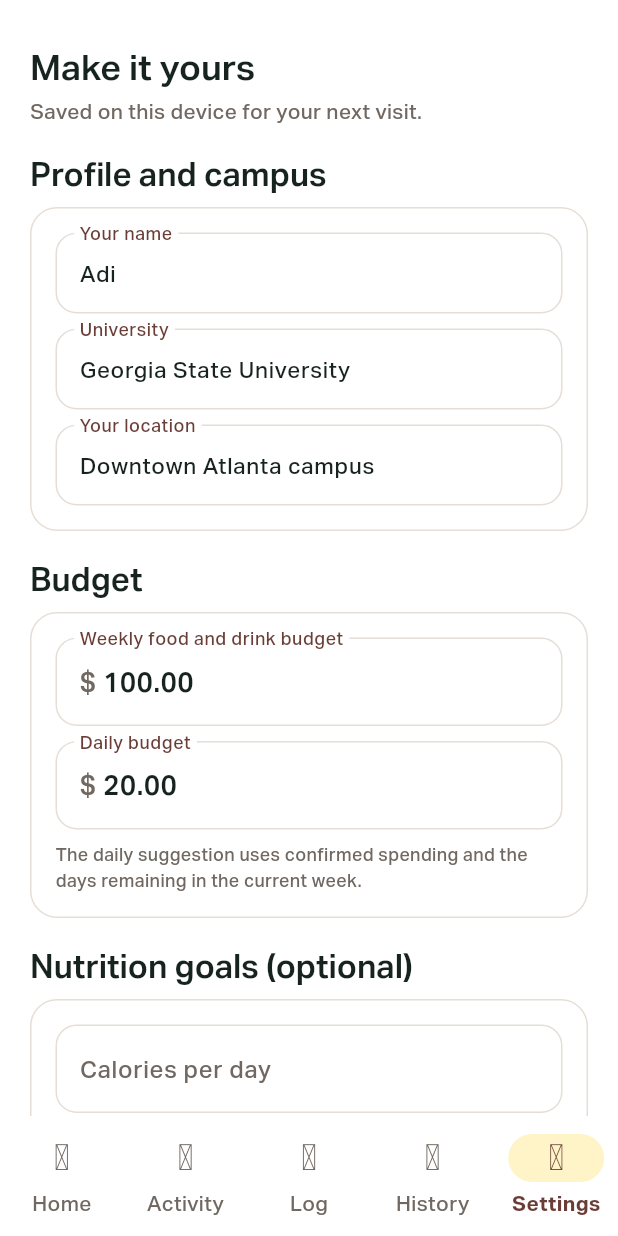
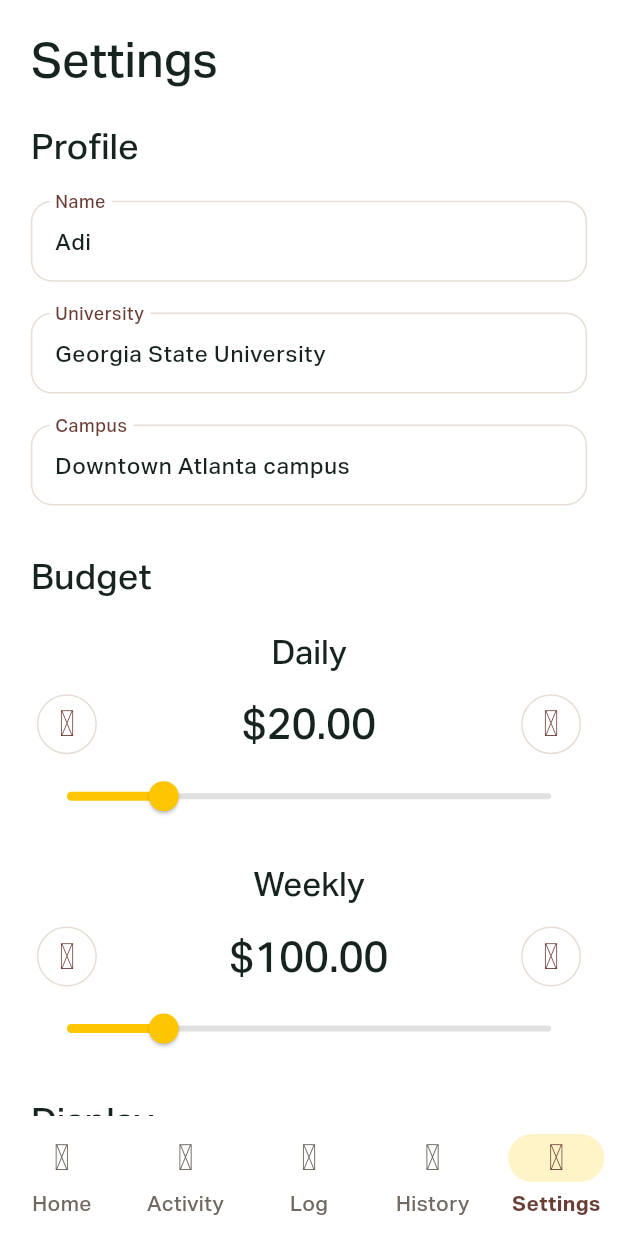
Before and after one commit to aditauqir/project-one-budgetBites, a Flutter app: the screen it shows after launch, item 5 of the bottom bar chosen, on a phone screen of 412 x 824 dp. Run offline on Flutter 3.47's test engine with Material 3 defaults, Android fonts, the phone set to English and light mode, and no system bars; our stand-ins replace flutter_svg, shared_preferences, sqflite; accounts and stored records are empty.

Commit message:
cleaning up settings page with budget sliders and a saved display option

```diff
--- a/lib/data/preferences_store.dart
+++ b/lib/data/preferences_store.dart
@@ -38,6 +38,8 @@ class PreferencesStore {
           ]
         : normalizedPlaces!;
     return AppSettings(
+      compactSavedItems:
+          await _preferences.getBool('display.compactSavedItems') ?? false,
       name: await _preferences.getString('profile.name') ?? 'Adi',
       university:
           await _preferences.getString('profile.university') ??
@@ -59,6 +61,11 @@ class PreferencesStore {
   }
 
   Future<void> save(AppSettings settings) async {
+    // keep the list choice for next time too.
+    await _preferences.setBool(
+      'display.compactSavedItems',
+      settings.compactSavedItems,
+    );
     await _preferences.setString('profile.name', settings.name);
     await _preferences.setString('profile.university', settings.university);
     await _preferences.setInt('budget.weeklyCents', settings.weeklyBudgetCents);
--- a/lib/models.dart
+++ b/lib/models.dart
@@ -132,6 +132,7 @@ class PurchaseEntry {
 
 class AppSettings {
   const AppSettings({
+    this.compactSavedItems = false,
     this.name = 'Adi',
     this.university = 'Georgia State University',
     this.weeklyBudgetCents = 10000,
@@ -151,6 +152,7 @@ class AppSettings {
   });
 
   final String name;
+  final bool compactSavedItems;
   final String university;
   final int weeklyBudgetCents;
   final int dailyBudgetCents;
@@ -164,6 +166,7 @@ class AppSettings {
 
   AppSettings copyWith({
     String? name,
+    bool? compactSavedItems,
     String? university,
     int? weeklyBudgetCents,
     int? dailyBudgetCents,
@@ -177,6 +180,7 @@ class AppSettings {
   }) {
     return AppSettings(
       name: name ?? this.name,
+      compactSavedItems: compactSavedItems ?? this.compactSavedItems,
       university: university ?? this.university,
       weeklyBudgetCents: weeklyBudgetCents ?? this.weeklyBudgetCents,
       dailyBudgetCents: dailyBudgetCents ?? this.dailyBudgetCents,
--- a/lib/screens/settings_screen.dart
+++ b/lib/screens/settings_screen.dart
@@ -19,14 +19,10 @@ class _SettingsScreenState extends State<SettingsScreen> {
   late final TextEditingController _university;
   late final TextEditingController _weekly;
   late final TextEditingController _daily;
-  late final TextEditingController _calories;
-  late final TextEditingController _carbs;
-  late final TextEditingController _protein;
-  late final TextEditingController _fat;
   late final TextEditingController _location;
   late final TextEditingController _place;
   late List<String> _favorites;
-  late bool _notifications;
+  late bool _compactItems;
   bool _saving = false;
   String? _message;
 
@@ -42,20 +38,10 @@ class _SettingsScreenState extends State<SettingsScreen> {
     _daily = TextEditingController(
       text: _moneyInput(settings.dailyBudgetCents),
     );
-    _calories = TextEditingController(
-      text: settings.calorieGoal?.toString() ?? '',
-    );
-    _carbs = TextEditingController(
-      text: settings.carbGoalGrams?.toString() ?? '',
-    );
-    _protein = TextEditingController(
-      text: settings.proteinGoalGrams?.toString() ?? '',
-    );
-    _fat = TextEditingController(text: settings.fatGoalGrams?.toString() ?? '');
     _location = TextEditingController(text: settings.location);
     _place = TextEditingController();
     _favorites = List.of(settings.favoritePlaces);
-    _notifications = settings.notificationsEnabled;
+    _compactItems = settings.compactSavedItems;
   }
 
   String _moneyInput(int cents) =>
@@ -68,10 +54,6 @@ class _SettingsScreenState extends State<SettingsScreen> {
       _university,
       _weekly,
       _daily,
-      _calories,
-      _carbs,
-      _protein,
-      _fat,
       _location,
       _place,
     ]) {
@@ -80,244 +62,192 @@ class _SettingsScreenState extends State<SettingsScreen> {
     super.dispose();
   }
 
+  // just a plain list here, no boxes around each section.
   @override
-  Widget build(BuildContext context) => Form(
+  Widget build(BuildContext context) {
+    final theme = Theme.of(context);
+    final gap = (MediaQuery.sizeOf(context).width * .05).clamp(16.0, 28.0);
+    return Form(
       key: _formKey,
       child: ListView(
-      padding: const EdgeInsets.fromLTRB(20, 28, 20, 28),
+        padding: EdgeInsets.all(gap),
         children: [
-        Text(
-          'Make it yours',
-          style: Theme.of(context).textTheme.headlineSmall
-              ?.copyWith(color: appInk, fontWeight: appHeadingWeight),
+          Text('Settings', style: theme.textTheme.headlineLarge),
+          SizedBox(height: gap),
+          Text('Profile', style: theme.textTheme.headlineSmall),
+          SizedBox(height: gap),
+          _textField(_name, 'Name'),
+          SizedBox(height: gap),
+          _textField(_university, 'University'),
+          SizedBox(height: gap),
+          _textField(_location, 'Campus'),
+          SizedBox(height: gap * 1.5),
+          Text('Budget', style: theme.textTheme.headlineSmall),
+          SizedBox(height: gap),
+          _budgetControl('Daily', _daily, 10000, gap),
+          SizedBox(height: gap),
+          _budgetControl('Weekly', _weekly, 50000, gap),
+          SizedBox(height: gap),
+          Text('Display', style: theme.textTheme.headlineSmall),
+          SwitchListTile(
+            contentPadding: EdgeInsets.zero,
+            title: const Text('Compact saved items'),
+            subtitle: const Text('Use less space in the list below.'),
+            value: _compactItems,
+            onChanged: (value) => setState(() => _compactItems = value),
           ),
-        const SizedBox(height: 4),
-        const Text(
-          'Saved on this device for your next visit.',
-          style: TextStyle(color: appMuted),
-        ),
-        const SizedBox(height: 18),
-        const SectionHeading('Profile and campus'),
-        const SizedBox(height: 8),
-        AppCard(
-          child: Column(
-            children: [
-              _textField(_name, 'Your name'),
-              const SizedBox(height: 10),
-              _textField(_university, 'University'),
-              const SizedBox(height: 10),
-              _textField(
-                _location,
-                'Your location',
-                hint: 'Type a campus or neighborhood',
-              ),
-            ],
-          ),
-        ),
-        const SizedBox(height: 18),
-        const SectionHeading('Budget'),
-        const SizedBox(height: 8),
-        AppCard(
-          child: Column(
-            children: [
-              _textField(_weekly, 'Weekly food and drink budget', money: true),
-              const SizedBox(height: 10),
-              _textField(_daily, 'Daily budget', money: true),
-              const SizedBox(height: 8),
-              const Text(
-                'The daily suggestion uses confirmed spending and the days remaining in the current week.',
-                style: TextStyle(color: appMuted, fontSize: 12),
-              ),
-            ],
-          ),
-        ),
-        const SizedBox(height: 18),
-        const SectionHeading('Nutrition goals (optional)'),
-        const SizedBox(height: 8),
-        AppCard(
-          child: Column(
-            crossAxisAlignment: CrossAxisAlignment.start,
-            children: [
-              _textField(_calories, 'Calories per day', integer: true),
-              const SizedBox(height: 10),
-              Row(
-                children: [
-                  Expanded(
-                    child: _textField(_carbs, 'Carbs · g', integer: true),
-                  ),
-                  const SizedBox(width: 8),
-                  Expanded(
-                    child: _textField(_protein, 'Protein · g', integer: true),
-                  ),
-                ],
-              ),
-              const SizedBox(height: 10),
-              _textField(_fat, 'Fat · g', integer: true),
-              const SizedBox(height: 8),
-              const Text(
-                'Nutrition progress stays uncounted until the item has nutrition data. Budget Bites does not guess it from the name or price.',
-                style: TextStyle(color: appMuted, fontSize: 12),
-              ),
-            ],
-          ),
-        ),
-        const SizedBox(height: 18),
-        const SectionHeading('Favorite places'),
-        const SizedBox(height: 8),
-        AppCard(
-          child: Column(
-            crossAxisAlignment: CrossAxisAlignment.start,
-            children: [
-              if (_favorites.isEmpty)
-                const Text(
-                  'No places saved yet.',
-                  style: TextStyle(color: appMuted),
-                ),
+          SizedBox(height: gap),
+          Text('Favorite places', style: theme.textTheme.headlineSmall),
+          SizedBox(height: gap / 2),
+          if (_favorites.isEmpty) const Text('No places saved yet.'),
           Wrap(
-                spacing: 8,
-                runSpacing: 8,
+            spacing: gap / 2,
             children: _favorites
                 .map(
                   (place) => InputChip(
                     label: Text(place),
-                        onDeleted: () =>
-                            setState(() => _favorites.remove(place)),
+                    onDeleted: () => setState(() => _favorites.remove(place)),
                   ),
                 )
                 .toList(),
           ),
-              const SizedBox(height: 6),
           Row(
             children: [
               Expanded(
                 child: TextField(
                   controller: _place,
-                      textCapitalization: TextCapitalization.words,
-                      decoration: const InputDecoration(
-                        hintText: 'Add a place',
+                  decoration: const InputDecoration(labelText: 'Add a place'),
+                  onSubmitted: (_) => _addPlace(),
                 ),
               ),
-                  ),
-                  const SizedBox(width: 8),
-                  IconButton.filledTonal(
+              IconButton(
                 onPressed: _addPlace,
                 icon: const Icon(AppIcons.add),
                 tooltip: 'Add favorite place',
               ),
             ],
           ),
-            ],
-          ),
-        ),
-        const SizedBox(height: 18),
-        const SectionHeading('Notifications'),
-        const SizedBox(height: 8),
-        AppCard(
-          child: SwitchListTile.adaptive(
-            contentPadding: EdgeInsets.zero,
-            title: const Text(
-              'Enable reminders',
-              style: TextStyle(fontWeight: FontWeight.w700),
-            ),
-            subtitle: const Text(
-              'Saves your preference. Reminder scheduling is not connected in this first build.',
-              style: TextStyle(color: appMuted, fontSize: 12),
-            ),
-            value: _notifications,
-            onChanged: (value) => setState(() => _notifications = value),
-          ),
-        ),
-        const SizedBox(height: 18),
+          SizedBox(height: gap),
           SectionHeading(
-          'Items',
-          trailing: FilledButton.tonalIcon(
+            'Saved items',
+            trailing: TextButton.icon(
               onPressed: () => showFoodEditor(context, widget.controller),
-            icon: const Icon(AppIcons.add, size: 18),
+              icon: const Icon(AppIcons.add),
               label: const Text('Add item'),
             ),
           ),
-        const SizedBox(height: 8),
           if (widget.controller.foodItems.isEmpty)
-          AppCard(
-            child: EmptyMessage(
-              title: 'No saved items',
-              detail: 'Saved items can be reused from Existing or Menu in Log.',
-            ),
-          )
+            const Text('No saved items yet.')
           else
             ...widget.controller.foodItems.map(
-            (item) => Padding(
-              padding: const EdgeInsets.only(bottom: 8),
-              child: AppCard(
-                padding: const EdgeInsets.symmetric(
-                  horizontal: 12,
-                  vertical: 8,
+              (item) => ListTile(
+                contentPadding: EdgeInsets.zero,
+                dense: _compactItems,
+                title: Text(item.name),
+                subtitle: Text(
+                  '${item.store} · ${formatMoney(item.lastPriceCents)}',
                 ),
-                child: Row(
+                onLongPress: () =>
+                    showFoodEditor(context, widget.controller, item: item),
+                trailing: Row(
+                  mainAxisSize: MainAxisSize.min,
                   children: [
-                    const Icon(AppIcons.bookmark, color: appIconColor),
-                    const SizedBox(width: 9),
-                    Expanded(
-                      child: Column(
-                        crossAxisAlignment: CrossAxisAlignment.start,
-                        children: [
-                          Text(
-                            item.name,
-                            style: const TextStyle(
-                              fontWeight: appEmphasisWeight,
-                              color: appInk,
-                            ),
-                          ),
-                          Text(
-                            '${item.store} · ${item.category} · ${formatMoney(item.lastPriceCents)}',
-                            style: const TextStyle(
-                              color: appMuted,
-                              fontSize: 12,
-                            ),
-                          ),
-                        ],
-                      ),
-                    ),
                     IconButton(
+                      icon: const Icon(AppIcons.edit),
+                      tooltip: 'Edit item',
                       onPressed: () => showFoodEditor(
                         context,
                         widget.controller,
                         item: item,
                       ),
-                      icon: const Icon(AppIcons.edit),
-                      tooltip: 'Edit item',
                     ),
                     IconButton(
-                      onPressed: () => _deleteItem(context, item),
                       icon: const Icon(AppIcons.delete),
                       tooltip: 'Delete item',
+                      onPressed: () => _deleteItem(context, item),
                     ),
                   ],
                 ),
               ),
             ),
-          ),
           if (_message != null) ...[
-          const SizedBox(height: 8),
-          Text(
+            SizedBox(height: gap),
+            Semantics(
+              liveRegion: true,
+              child: Text(
                 _message!,
                 style: TextStyle(
                   color: _message!.startsWith('Saved') ? appSuccess : appError,
                 ),
               ),
+            ),
           ],
-        const SizedBox(height: 16),
-        SizedBox(
-          height: 52,
-          child: FilledButton.icon(
+          SizedBox(height: gap),
+          FilledButton.icon(
             onPressed: _saving ? null : _save,
             icon: const Icon(AppIcons.save),
             label: Text(_saving ? 'Saving...' : 'Save settings'),
           ),
+        ],
+      ),
+    );
+  }
+
+  Widget _budgetControl(
+    String label,
+    TextEditingController field,
+    int limit,
+    double gap,
+  ) {
+    final cents = parseMoneyToCents(field.text) ?? 0;
+    // keep big old budgets too, the slider should not cut them off.
+    final maxCents = cents > limit ? cents : limit;
+    void update(int value) => setState(() => field.text = _moneyInput(value));
+    return Column(
+      children: [
+        Text(label, style: Theme.of(context).textTheme.titleLarge),
+        SizedBox(height: gap / 2),
+        Row(
+          children: [
+            IconButton.outlined(
+              onPressed: cents >= 100 ? () => update(cents - 100) : null,
+              tooltip: 'Reduce $label budget by one dollar',
+              icon: const Icon(AppIcons.removeCircle),
+            ),
+            Expanded(
+              child: Text(
+                formatMoney(cents),
+                textAlign: TextAlign.center,
+                style: Theme.of(context).textTheme.headlineMedium,
+              ),
+            ),
+            IconButton.outlined(
+              onPressed: () => update(cents + 100),
+              tooltip: 'Increase $label budget by one dollar',
+              icon: const Icon(AppIcons.addCircle),
             ),
           ],
         ),
+        // yellow up to the circle, gray after it.
+        SliderTheme(
+          data: SliderTheme.of(context).copyWith(
+            activeTrackColor: appPrimary,
+            inactiveTrackColor: Colors.grey.shade300,
+            thumbColor: appPrimary,
+          ),
+          child: Slider(
+            value: cents.toDouble(),
+            min: 0,
+            max: maxCents.toDouble(),
+            label: formatMoney(cents),
+            semanticFormatterCallback: (value) =>
+                '$label budget ${formatMoney(value.round())}',
+            onChanged: (value) => update(value.round()),
+          ),
+        ),
+      ],
     );
+  }
 
   Widget _textField(
     TextEditingController controller,
@@ -367,24 +297,21 @@ class _SettingsScreenState extends State<SettingsScreen> {
   }
 
   Future<void> _save() async {
-    if (!_formKey.currentState!.validate()) return;
+    // dont save twice while the first write is still going.
+    if (_saving || !_formKey.currentState!.validate()) return;
     setState(() {
       _saving = true;
       _message = null;
     });
     try {
-      final settings = AppSettings(
+      final settings = widget.controller.settings.copyWith(
         name: _name.text.trim(),
         university: _university.text.trim(),
         weeklyBudgetCents: parseMoneyToCents(_weekly.text)!,
         dailyBudgetCents: parseMoneyToCents(_daily.text)!,
-        calorieGoal: _optionalInt(_calories.text),
-        carbGoalGrams: _optionalInt(_carbs.text),
-        proteinGoalGrams: _optionalInt(_protein.text),
-        fatGoalGrams: _optionalInt(_fat.text),
         favoritePlaces: _favorites,
         location: _location.text.trim(),
-        notificationsEnabled: _notifications,
+        compactSavedItems: _compactItems,
       );
       await widget.controller.saveSettings(settings);
       if (mounted) {
@@ -402,9 +329,6 @@ class _SettingsScreenState extends State<SettingsScreen> {
       }
     }
   }
-
-  int? _optionalInt(String value) =>
-      value.trim().isEmpty ? null : int.parse(value.trim());
 
   Future<void> _deleteItem(BuildContext context, FoodItem item) async {
     final accepted = await showDialog<bool>(
```
Lines whose indentation alone changed are shown as unchanged.
